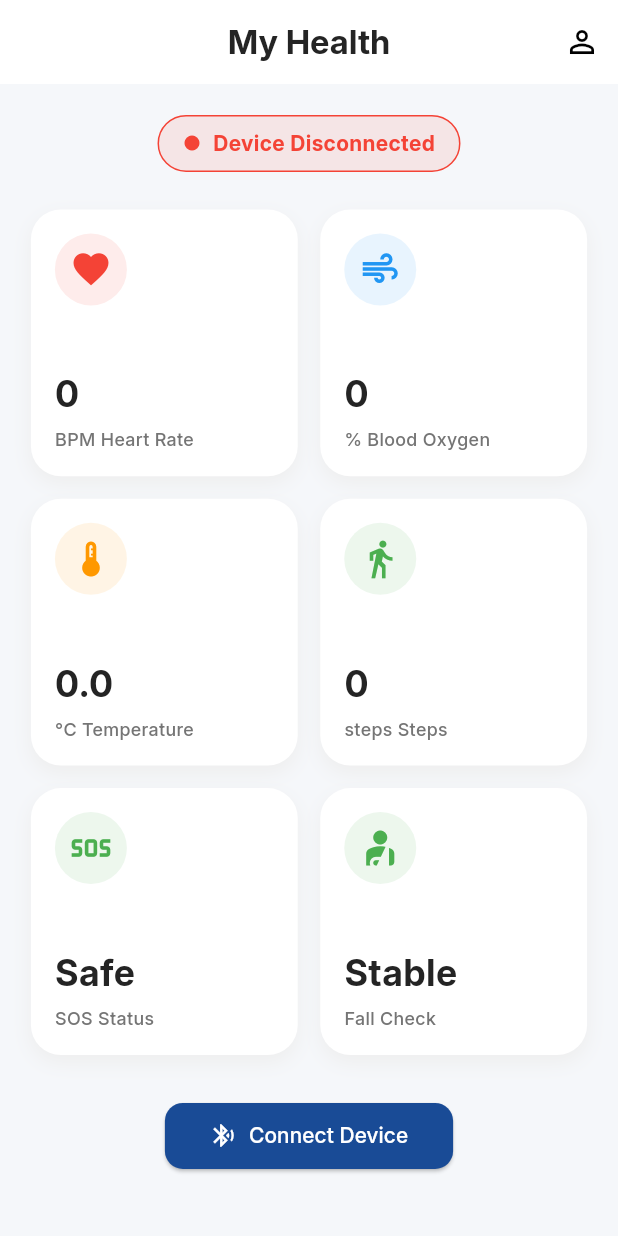
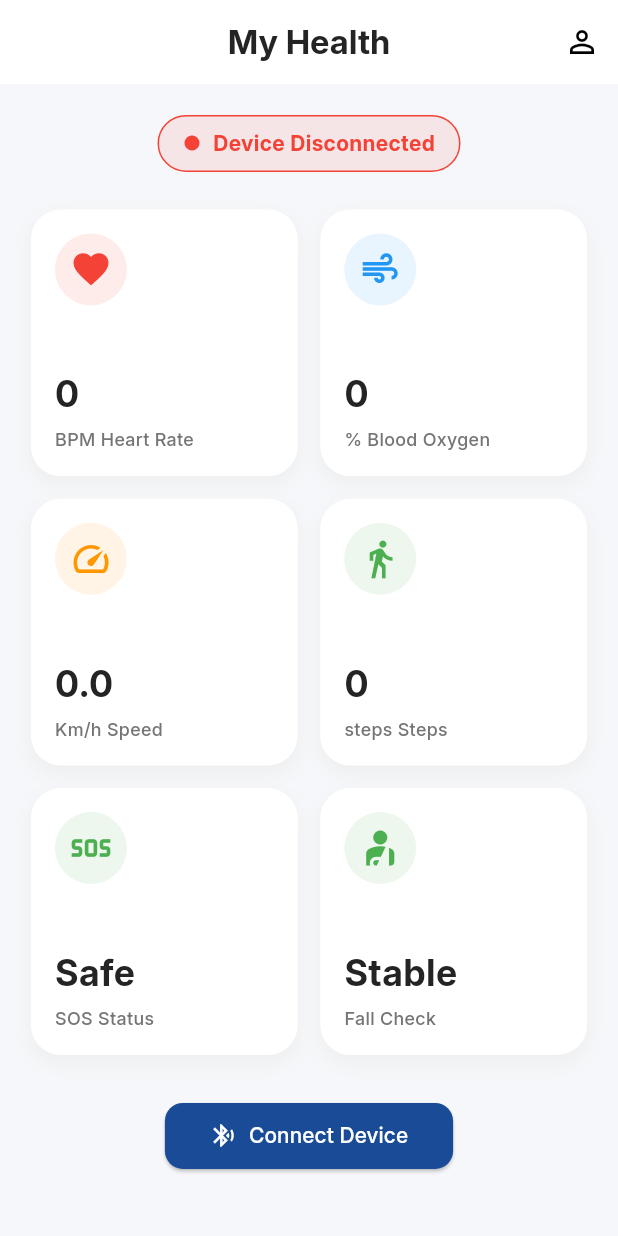
Before and after one commit to arwa-meky/aura_app, a Flutter app: the HomeScreen screen opened by its route, on a phone screen of 412 x 824 dp. Run offline on Flutter 3.47's test engine with Material 3 defaults, Android fonts, the phone set to English and light mode, and no system bars; our stand-ins replace carousel_slider, country_code_picker, dio, flutter_bloc, flutter_blue_plus, flutter_local_notifications and 8 more; missing offline and left inert: flutter_facebook_auth; accounts and stored records are empty.

Commit message:
edit_healthModel

```diff
--- a/lib/fratuers/bluetooth/logic/bluetooth_cubit.dart
+++ b/lib/fratuers/bluetooth/logic/bluetooth_cubit.dart
@@ -46,7 +46,7 @@ class BluetoothCubit extends Cubit<BluetoothState> {
 
     final int hr = 70 + random.nextInt(30);
     final int o2 = 95 + random.nextInt(5);
-    final double temp = 36.5 + (random.nextInt(10) / 10);
+    final int speed = random.nextInt(10) * 10;
 
     final bool isSOS = random.nextInt(100) > 89;
     final bool isFallDetected = random.nextInt(100) > 89;
@@ -56,7 +56,7 @@ class BluetoothCubit extends Cubit<BluetoothState> {
       timestamp: DateTime.now().toIso8601String(),
       heartRate: hr,
       oxygen: o2,
-      temperature: temp,
+      speed: speed,
       steps: 1500 + random.nextInt(100),
       lat: 30.0,
       lon: 31.0,
--- a/lib/fratuers/bluetooth/model/health_reading_model.dart
+++ b/lib/fratuers/bluetooth/model/health_reading_model.dart
@@ -17,7 +17,7 @@ class HealthReadingModel extends HiveObject {
   final int oxygen;
 
   @HiveField(4)
-  final double temperature;
+  final int speed;
 
   @HiveField(5)
   final int steps;
@@ -48,7 +48,7 @@ class HealthReadingModel extends HiveObject {
     required this.timestamp,
     required this.heartRate,
     required this.oxygen,
-    required this.temperature,
+    required this.speed,
     required this.steps,
     required this.lat,
     required this.lon,
@@ -104,7 +104,7 @@ class HealthReadingModel extends HiveObject {
 
       heartRate: toInt(json['HR']),
       oxygen: toInt(json['O2']),
-      temperature: toDouble(json['T']),
+      speed: toInt(json['SP']),
       steps: toInt(json['ST']),
 
       lat: toDouble(json['GPS']?['lat']),
@@ -126,7 +126,7 @@ class HealthReadingModel extends HiveObject {
       "data": {
         "heartRate": heartRate,
         "spO2": oxygen,
-        "temp": temperature,
+        "speed": speed,
         "steps": steps,
         "gps": {"lat": lat, "lon": lon},
         "Sitting or Standing": position,
--- a/lib/fratuers/home/ui/home_screen.dart
+++ b/lib/fratuers/home/ui/home_screen.dart
@@ -47,7 +47,7 @@ class HomeScreen extends StatelessWidget {
         builder: (context, state) {
           int hr = 0;
           int spo2 = 0;
-          double temp = 0.0;
+          int speed = 0;
           int steps = 0;
           int sos = 0;
           int shake = 0;
@@ -56,7 +56,7 @@ class HomeScreen extends StatelessWidget {
           if (state is BluetoothDataReceived) {
             hr = state.data.heartRate;
             spo2 = state.data.oxygen;
-            temp = state.data.temperature;
+            speed = state.data.speed;
             steps = state.data.steps;
             sos = state.data.sos;
             shake = state.data.shake;
@@ -132,10 +132,10 @@ class HomeScreen extends StatelessWidget {
                       Colors.blue,
                     ),
                     _buildHealthCard(
-                      "Temperature",
-                      temp.toStringAsFixed(1),
-                      "°C",
-                      Icons.thermostat,
+                      "Speed",
+                      speed.toStringAsFixed(1),
+                      "Km/h",
+                      Icons.speed,
                       Colors.orange,
                     ),
                     _buildHealthCard(
@@ -257,23 +257,15 @@ class HomeScreen extends StatelessWidget {
     showDialog(
       context: context,
       barrierDismissible: false,
-      builder: (_) => EmergencyCountdownDialog(
-        message: message,
-        emergencyNumber: "01064351868",
-      ),
+      builder: (_) => EmergencyCountdownDialog(message: message),
     );
   }
 }
 
 class EmergencyCountdownDialog extends StatefulWidget {
   final String message;
-  final String emergencyNumber;
 
-  const EmergencyCountdownDialog({
-    super.key,
-    required this.message,
-    this.emergencyNumber = "01064351868",
-  });
+  const EmergencyCountdownDialog({super.key, required this.message});
 
   @override
   State<EmergencyCountdownDialog> createState() =>
```
Also changed, not shown: lib/fratuers/bluetooth/model/health_reading_model.g.dart.
